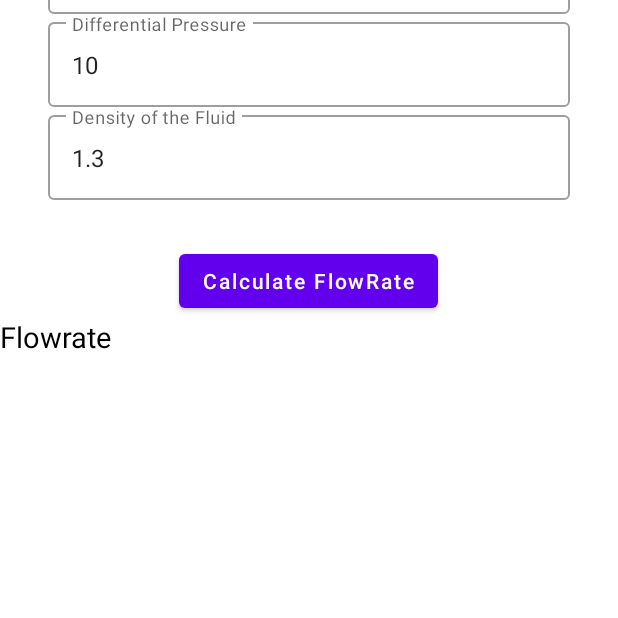
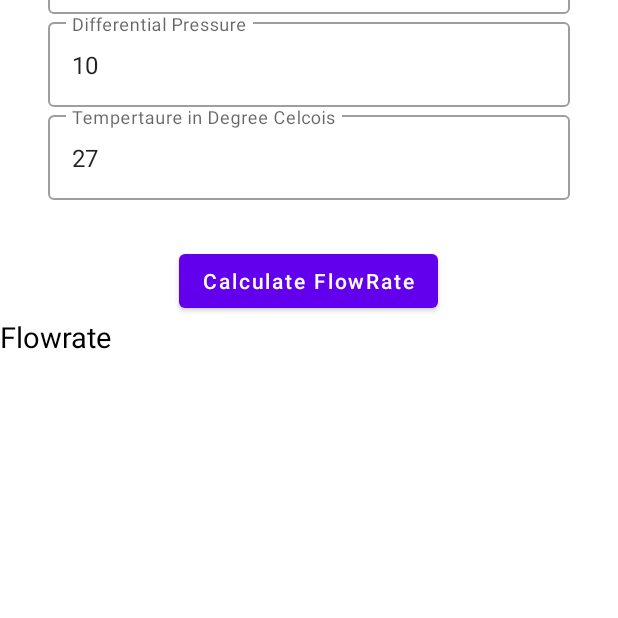
Before and after one commit to sagargaikwad-github/BluetoothTestApp-2.0, an Android app: the screen it shows after launch (CalculationsActivity), after a tap on "CALCULATIONS", on a phone screen of 412 x 824 dp, the part 490-1108 px from its top. Run offline under Robolectric (Android 15) with nearby library versions, the phone set to English and light mode, and no system bars.

Commit message:
We added sqlite database for getting density, means when we add a temperature we get a air density from that temperature

```diff
--- a/app/src/main/java/com/example/bluetoothupdated/CalculationsActivity.java
+++ b/app/src/main/java/com/example/bluetoothupdated/CalculationsActivity.java
@@ -10,10 +10,13 @@ import android.widget.Toast;
 
 import com.google.android.material.textfield.TextInputEditText;
 
+import java.text.DecimalFormat;
+
 public class CalculationsActivity extends AppCompatActivity {
     Button Flowrate;
-    TextInputEditText d, D, C, E, DeltaP, P;
+    TextInputEditText d, D, C, E, DeltaP, Temperature;
     TextView FlowRateTV;
+    SqliteData sqliteData;
 
     @Override
     protected void onCreate(Bundle savedInstanceState) {
@@ -26,9 +29,11 @@ public class CalculationsActivity extends AppCompatActivity {
         C = findViewById(R.id.C);
         E = findViewById(R.id.E);
         DeltaP = findViewById(R.id.DeltaP);
-        P = findViewById(R.id.P);
+        Temperature = findViewById(R.id.T);
 
         FlowRateTV = findViewById(R.id.FlowrateTV);
+
+        sqliteData=new SqliteData(CalculationsActivity.this);
 
         Flowrate.setOnClickListener(new View.OnClickListener() {
             @Override
@@ -38,15 +43,20 @@ public class CalculationsActivity extends AppCompatActivity {
                 Float CoefficientOfDischarge = Float.parseFloat(C.getText().toString());
                 Float ExponentialFactor = Float.parseFloat(E.getText().toString());
                 int DiffrentialPressure = Integer.parseInt(DeltaP.getText().toString());
-                Float DensityOfFluid = Float.parseFloat(P.getText().toString());
 
+                String temp=Temperature.getText().toString();
+
+                Float tempMain=Float.parseFloat(temp);
+                Float val= Float.valueOf(Math.round(tempMain));
+
+                Float density=sqliteData.getDensity(val);
+                Float DensityOfFluid = density;
 
                 Float DiameterRatio = DiameterRatio(DiameterOfOrifee, UpstreamPipeDiameter);
 
                 Float RootOf_OneMinus_DM_RaiseFour = RootOf_OneMinus_DM_RaiseFour(DiameterRatio);
 
                 Float PiByFourMultiplySquareDiamterofOrifee = DiameterOfOrifee(DiameterOfOrifee);
-
 
                 Float RootOfDensityandPressure = RootOfDensityandPressure(DiffrentialPressure, DensityOfFluid);
 
@@ -84,7 +94,10 @@ public class CalculationsActivity extends AppCompatActivity {
         float Multiply = 2 * diffrentialPressure * densityOfFluid;
 
         float sqreRoot = (float) Math.sqrt(Multiply);
-        String RatioString = String.format("%.5f", sqreRoot);
+        String RatioString = String.format("%.6f", sqreRoot);
+
+//        DecimalFormat decimalFormat=new DecimalFormat("00.0000");
+//        String finalPercentage = decimalFormat.format(sqreRoot);
 
         float ratio = Float.parseFloat(RatioString);
         return ratio;
--- a/app/src/main/java/com/example/bluetoothupdated/MainActivity.java
+++ b/app/src/main/java/com/example/bluetoothupdated/MainActivity.java
@@ -142,12 +142,14 @@ public class MainActivity extends AppCompatActivity implements AdapterView.OnIte
     TextView TemperatureTV,HumidityTV;
 
     Button Calculations;
-
+    SqliteData sqliteData;
 
     @Override
     protected void onCreate(Bundle savedInstanceState) {
         super.onCreate(savedInstanceState);
         setContentView(R.layout.activity_main);
+
+         sqliteData=new SqliteData(MainActivity.this);
 
         TemperatureBTN=findViewById(R.id.getTemp);
         HumidityBTN=findViewById(R.id.getHumidity);
--- /dev/null
+++ b/app/src/main/java/com/example/bluetoothupdated/SqliteData.java
@@ -0,0 +1,126 @@
+package com.example.bluetoothupdated;
+
+import android.content.Context;
+import android.database.Cursor;
+import android.database.sqlite.SQLiteDatabase;
+import android.database.sqlite.SQLiteOpenHelper;
+
+import androidx.annotation.Nullable;
+
+public class SqliteData extends SQLiteOpenHelper {
+    public static final int DATABASE_VERSION = 1;
+    public static final String DATABASE_NAME = "density.db";
+
+    public SqliteData(@Nullable Context context) {
+        super(context, DATABASE_NAME, null, DATABASE_VERSION);
+        SQLiteDatabase sqLiteDatabase = this.getWritableDatabase();
+
+    }
+
+    @Override
+    public void onCreate(SQLiteDatabase sqLiteDatabase) {
+        String qry = "Create table Density( Air_Temperature int Primary key,Air_Density int)";
+        sqLiteDatabase.execSQL(qry);
+
+        sqLiteDatabase.execSQL("insert into Density values(-20,1.4)");
+        sqLiteDatabase.execSQL("insert into Density values(-19,1.4)");
+        sqLiteDatabase.execSQL("insert into Density values(-18,1.4)");
+        sqLiteDatabase.execSQL("insert into Density values(-17,1.4)");
+        sqLiteDatabase.execSQL("insert into Density values(-16,1.4)");
+        sqLiteDatabase.execSQL("insert into Density values(-15,1.4)");
+        sqLiteDatabase.execSQL("insert into Density values(-14,1.4)");
+        sqLiteDatabase.execSQL("insert into Density values(-13,1.35)");
+        sqLiteDatabase.execSQL("insert into Density values(-12,1.35)");
+        sqLiteDatabase.execSQL("insert into Density values(-11,1.34)");
+        sqLiteDatabase.execSQL("insert into Density values(-10,1.34)");
+        sqLiteDatabase.execSQL("insert into Density values(-9,1.34)");
+        sqLiteDatabase.execSQL("insert into Density values(-8,1.33)");
+        sqLiteDatabase.execSQL("insert into Density values(-7,1.33)");
+        sqLiteDatabase.execSQL("insert into Density values(-6,1.32)");
+        sqLiteDatabase.execSQL("insert into Density values(-5,1.32)");
+        sqLiteDatabase.execSQL("insert into Density values(-4,1.31)");
+        sqLiteDatabase.execSQL("insert into Density values(-3,1.31)");
+        sqLiteDatabase.execSQL("insert into Density values(-2,1.30)");
+        sqLiteDatabase.execSQL("insert into Density values(-1,1.3)");
+        sqLiteDatabase.execSQL("insert into Density values(0,1.3)");
+        sqLiteDatabase.execSQL("insert into Density values(1,1.3)");
+        sqLiteDatabase.execSQL("insert into Density values(2,1.3)");
+        sqLiteDatabase.execSQL("insert into Density values(3,1.3)");
+        sqLiteDatabase.execSQL("insert into Density values(4,1.3)");
+        sqLiteDatabase.execSQL("insert into Density values(5,1.3)");
+        sqLiteDatabase.execSQL("insert into Density values(7,1.26)");
+        sqLiteDatabase.execSQL("insert into Density values(8,1.25)");
+        sqLiteDatabase.execSQL("insert into Density values(9,1.25)");
+        sqLiteDatabase.execSQL("insert into Density values(10,1.25)");
+        sqLiteDatabase.execSQL("insert into Density values(11,1.24)");
+        sqLiteDatabase.execSQL("insert into Density values(12,1.24)");
+        sqLiteDatabase.execSQL("insert into Density values(13,1.23)");
+        sqLiteDatabase.execSQL("insert into Density values(14,1.23)");
+        sqLiteDatabase.execSQL("insert into Density values(15,1.24)");
+        sqLiteDatabase.execSQL("insert into Density values(16,1.22)");
+        sqLiteDatabase.execSQL("insert into Density values(17,1.22)");
+        sqLiteDatabase.execSQL("insert into Density values(18,1.21)");
+        sqLiteDatabase.execSQL("insert into Density values(19, 1.21)");
+        sqLiteDatabase.execSQL("insert into Density values(20,1.20)");
+        sqLiteDatabase.execSQL("insert into Density values(21,1.2)");
+
+        sqLiteDatabase.execSQL("insert into Density values(22,1.2)");
+        sqLiteDatabase.execSQL("insert into Density values(23,1.2)");
+        sqLiteDatabase.execSQL("insert into Density values(24,1.2)");
+        sqLiteDatabase.execSQL("insert into Density values(25,1.2)");
+        sqLiteDatabase.execSQL("insert into Density values(26,1.2)");
+        sqLiteDatabase.execSQL("insert into Density values(27,1.2)");
+        sqLiteDatabase.execSQL("insert into Density values(28,1.2)");
+        sqLiteDatabase.execSQL("insert into Density values(29,1.2)");
+        sqLiteDatabase.execSQL("insert into Density values(30,1.2)");
+
+        sqLiteDatabase.execSQL("insert into Density values(31,1.24)");
+        sqLiteDatabase.execSQL("insert into Density values(32,1.15)");
+        sqLiteDatabase.execSQL("insert into Density values(33,1.15)");
+        sqLiteDatabase.execSQL("insert into Density values(34,1.15)");
+        sqLiteDatabase.execSQL("insert into Density values(35,1.15)");
+        sqLiteDatabase.execSQL("insert into Density values(36,1.14)");
+        sqLiteDatabase.execSQL("insert into Density values(37,1.14)");
+        sqLiteDatabase.execSQL("insert into Density values(38,1.13)");
+        sqLiteDatabase.execSQL("insert into Density values(39,1.13)");
+        sqLiteDatabase.execSQL("insert into Density values(40,1.13)");
+
+        sqLiteDatabase.execSQL("insert into Density values(41,1.12)");
+        sqLiteDatabase.execSQL("insert into Density values(42,1.12)");
+        sqLiteDatabase.execSQL("insert into Density values(43,1.12)");
+        sqLiteDatabase.execSQL("insert into Density values(44,1.11)");
+        sqLiteDatabase.execSQL("insert into Density values(45,1.11)");
+        sqLiteDatabase.execSQL("insert into Density values(46,1.11)");
+        sqLiteDatabase.execSQL("insert into Density values(47,1.10)");
+        sqLiteDatabase.execSQL("insert into Density values(48,1.1)");
+        sqLiteDatabase.execSQL("insert into Density values(49,1.1)");
+        sqLiteDatabase.execSQL("insert into Density values(50,1.1)");
+
+
+    }
+
+    @Override
+    public void onUpgrade(SQLiteDatabase sqLiteDatabase, int i, int i1) {
+
+    }
+
+    public Float getDensity(Float tempMain) {
+
+        float density = 0;
+
+        SQLiteDatabase sqLiteDatabase = this.getReadableDatabase();
+
+        String qry = "Select Air_Density from Density where Air_Temperature=" + tempMain;
+        Cursor cursor = sqLiteDatabase.rawQuery(qry, null);
+
+        if (cursor.moveToFirst()) {
+            do {
+                float val = cursor.getFloat(0);
+                density = val;
+            } while (cursor.moveToNext());
+        } else {
+
+        }
+        return density;
+    }
+}
--- a/app/src/main/res/layout/activity_calculations.xml
+++ b/app/src/main/res/layout/activity_calculations.xml
@@ -86,18 +86,33 @@
                 android:text="10"></com.google.android.material.textfield.TextInputEditText>
         </com.google.android.material.textfield.TextInputLayout>
 
+<!--        <com.google.android.material.textfield.TextInputLayout-->
+<!--            style="@style/Widget.MaterialComponents.TextInputLayout.OutlinedBox"-->
+<!--            android:layout_width="match_parent"-->
+<!--            android:hint="Density of the Fluid"-->
+<!--            android:layout_height="wrap_content">-->
+
+<!--            <com.google.android.material.textfield.TextInputEditText-->
+<!--                android:id="@+id/P"-->
+<!--                android:layout_width="match_parent"-->
+<!--                android:layout_height="wrap_content"-->
+<!--                android:inputType="numberDecimal"-->
+<!--                android:text="1.3"></com.google.android.material.textfield.TextInputEditText>-->
+<!--        </com.google.android.material.textfield.TextInputLayout>-->
+
         <com.google.android.material.textfield.TextInputLayout
             style="@style/Widget.MaterialComponents.TextInputLayout.OutlinedBox"
             android:layout_width="match_parent"
-            android:hint="Density of the Fluid"
+            android:hint="Tempertaure in Degree Celcois"
             android:layout_height="wrap_content">
 
             <com.google.android.material.textfield.TextInputEditText
-                android:id="@+id/P"
+                android:id="@+id/T"
                 android:layout_width="match_parent"
                 android:layout_height="wrap_content"
                 android:inputType="numberDecimal"
-                android:text="1.3"></com.google.android.material.textfield.TextInputEditText>
+                android:text="27">
+    </com.google.android.material.textfield.TextInputEditText>
         </com.google.android.material.textfield.TextInputLayout>
 
 
```
